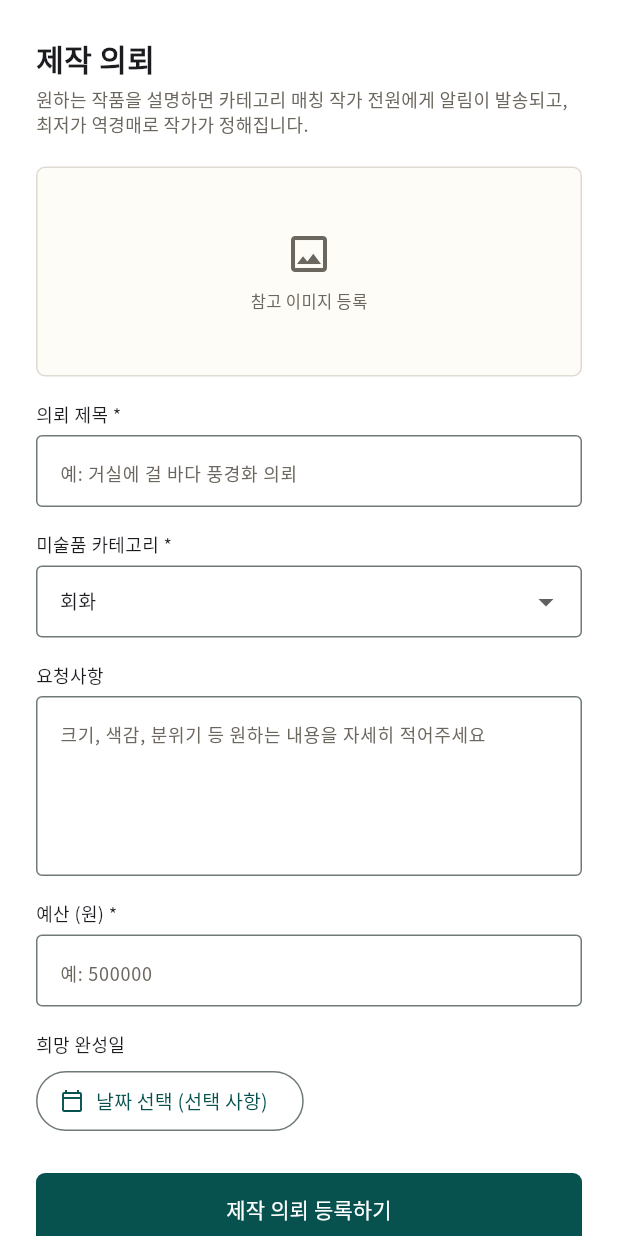
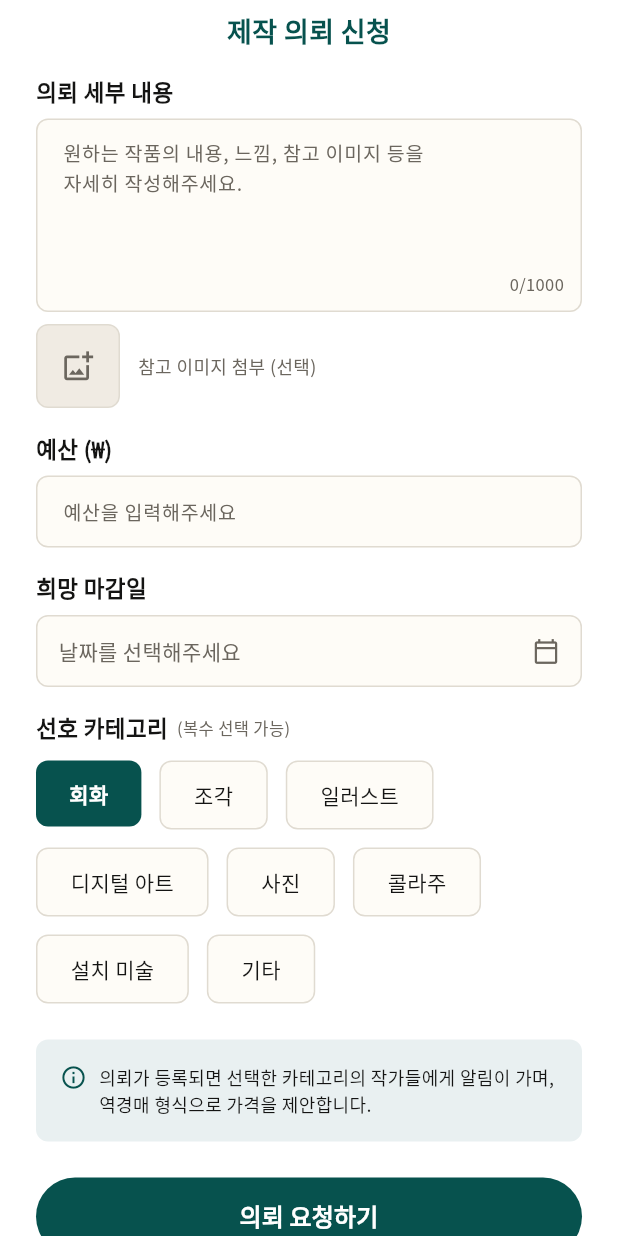
Before and after one commit to KYUNGWONS/ART_NARA, a Flutter app: the CommissionScreen widget shown alone on an empty page, opened directly, on a phone screen of 412 x 824 dp. Run offline on Flutter 3.47's test engine with Material 3 defaults, Android fonts, the phone set to English and light mode, and no system bars; our stand-ins replace geolocator, google_fonts, google_sign_in, image_picker, smooth_page_indicator; missing offline and left inert: flutter_naver_map, kakao_flutter_sdk, mobile_scanner; accounts and stored records are empty; network calls fail.

Commit message:
feat(frontend): redesign commission request per Figma
Co-Authored-By: Claude Fable 5 <noreply@anthropic.com>

```diff
--- a/frontend/lib/screens/commission_screen.dart
+++ b/frontend/lib/screens/commission_screen.dart
@@ -1,17 +1,18 @@
 import 'dart:io';
 
 import 'package:flutter/material.dart';
-
-import '../constants/dust_tokens.dart';
 import 'package:flutter/services.dart';
 import 'package:image_picker/image_picker.dart';
 
+import '../constants/dust_tokens.dart';
 import '../models/commission.dart';
 import '../services/commission_api_service.dart';
 import '../services/image_api_service.dart';
 
-const _categories = ['회화', '일러스트', '조소', '공예', '디지털 아트'];
+/// 선호 카테고리 (Figma 23:67 — 복수 선택 가능)
+const _categories = ['회화', '조각', '일러스트', '디지털 아트', '사진', '콜라주', '설치 미술', '기타'];
 
+/// 제작 의뢰 신청 — Figma 23:67 디자인.
 class CommissionScreen extends StatefulWidget {
   const CommissionScreen({super.key});
 
@@ -21,12 +22,10 @@ class CommissionScreen extends StatefulWidget {
 
 class _CommissionScreenState extends State<CommissionScreen> {
   final _api = const CommissionApiService();
-  final _formKey = GlobalKey<FormState>();
-  final _titleController = TextEditingController();
   final _descriptionController = TextEditingController();
   final _budgetController = TextEditingController();
 
-  String _category = _categories.first;
+  final Set<String> _selected = {'회화'};
   DateTime? _desiredDate;
   bool _submitting = false;
   List<Commission> _commissions = const [];
@@ -41,11 +40,11 @@ class _CommissionScreenState extends State<CommissionScreen> {
   void initState() {
     super.initState();
     _loadCommissions();
+    _descriptionController.addListener(() => setState(() {}));
   }
 
   @override
   void dispose() {
-    _titleController.dispose();
     _descriptionController.dispose();
     _budgetController.dispose();
     super.dispose();
@@ -95,24 +94,42 @@ class _CommissionScreenState extends State<CommissionScreen> {
   }
 
   Future<void> _submit() async {
-    if (!_formKey.currentState!.validate()) return;
+    final description = _descriptionController.text.trim();
+    if (description.isEmpty) {
+      _showMessage('의뢰 세부 내용을 작성해주세요');
+      return;
+    }
+    final budget = int.tryParse(_budgetController.text);
+    if (budget == null || budget <= 0) {
+      _showMessage('예산을 입력해주세요');
+      return;
+    }
+    if (_selected.isEmpty) {
+      _showMessage('선호 카테고리를 선택해주세요');
+      return;
+    }
     setState(() => _submitting = true);
     try {
+      // 제목은 세부 내용 첫 줄에서 만든다 (디자인에 별도 제목 필드 없음).
+      final firstLine = description.split('\n').first;
+      final title =
+          firstLine.length > 30 ? '${firstLine.substring(0, 30)}…' : firstLine;
+      // TODO(서버 연동): 백엔드가 단일 카테고리만 받으므로 첫 선택을 대표로 전송.
       final created = await _api.create(
-        title: _titleController.text.trim(),
-        description: _descriptionController.text.trim(),
-        category: _category,
-        budget: int.parse(_budgetController.text),
+        title: title,
+        description: description,
+        category: _selected.first,
+        budget: budget,
         desiredDate: _desiredDate?.toIso8601String().substring(0, 10),
         referenceImageUrl: _referenceImageUrl,
       );
       if (!mounted) return;
-      _formKey.currentState!.reset();
-      _titleController.clear();
       _descriptionController.clear();
       _budgetController.clear();
       setState(() {
-        _category = _categories.first;
+        _selected
+          ..clear()
+          ..add('회화');
         _desiredDate = null;
         _localImagePath = null;
         _referenceImageUrl = null;
@@ -135,142 +152,246 @@ class _CommissionScreenState extends State<CommissionScreen> {
 
   @override
   Widget build(BuildContext context) {
-    return Form(
-      key: _formKey,
-      child: ListView(
-        padding: const EdgeInsets.fromLTRB(24, 24, 24, 32),
+    return ListView(
+      padding: const EdgeInsets.fromLTRB(
+          DustSpacing.lg, DustSpacing.xs, DustSpacing.lg, DustSpacing.lg),
       children: [
-          const Text('제작 의뢰',
-              style: TextStyle(fontSize: 20, fontWeight: FontWeight.bold)),
-          const SizedBox(height: 4),
-          const Text('원하는 작품을 설명하면 카테고리 매칭 작가 전원에게 알림이 발송되고,\n최저가 역경매로 작가가 정해집니다.',
-              style: TextStyle(fontSize: 12, color: DustColors.textSecondary)),
-          const SizedBox(height: 20),
-          _ReferenceImageBox(
+        const Center(
+          child: Text('제작 의뢰 신청',
+              style: TextStyle(
+                  fontSize: 18,
+                  fontWeight: FontWeight.w700,
+                  color: DustColors.brandPrimary)),
+        ),
+        const SizedBox(height: DustSpacing.md),
+        const _FieldLabel('의뢰 세부 내용'),
+        Stack(
+          children: [
+            TextField(
+              controller: _descriptionController,
+              maxLines: 5,
+              maxLength: 1000,
+              style:
+                  const TextStyle(fontSize: 14, color: DustColors.textPrimary),
+              decoration: _decoration('원하는 작품의 내용, 느낌, 참고 이미지 등을\n자세히 작성해주세요.')
+                  .copyWith(counterText: ''),
+            ),
+            Positioned(
+              right: 12,
+              bottom: 10,
+              child: Text(
+                '${_descriptionController.text.length}/1000',
+                style: const TextStyle(
+                    fontSize: 11, color: DustColors.textSecondary),
+              ),
+            ),
+          ],
+        ),
+        const SizedBox(height: DustSpacing.xs),
+        _ReferenceImageRow(
           onTap: _uploadingImage ? null : _pickImage,
           localImagePath: _localImagePath,
           uploading: _uploadingImage,
         ),
-          const SizedBox(height: 16),
-          _LabeledField(
-            label: '의뢰 제목 *',
-            child: TextFormField(
-              controller: _titleController,
-              decoration: _inputDecoration('예: 거실에 걸 바다 풍경화 의뢰'),
-              validator: (value) =>
-                  (value == null || value.trim().isEmpty) ? '의뢰 제목은 필수입니다' : null,
-            ),
-          ),
-          _LabeledField(
-            label: '미술품 카테고리 *',
-            child: DropdownButtonFormField<String>(
-              initialValue: _category,
-              items: _categories
-                  .map((category) => DropdownMenuItem(
-                      value: category,
-                      child: Text(category, style: const TextStyle(fontSize: 13))))
-                  .toList(),
-              onChanged: (value) =>
-                  setState(() => _category = value ?? _categories.first),
-              decoration: _inputDecoration(''),
-            ),
-          ),
-          _LabeledField(
-            label: '요청사항',
-            child: TextFormField(
-              controller: _descriptionController,
-              maxLines: 4,
-              decoration: _inputDecoration('크기, 색감, 분위기 등 원하는 내용을 자세히 적어주세요'),
-            ),
-          ),
-          _LabeledField(
-            label: '예산 (원) *',
-            child: TextFormField(
+        const SizedBox(height: DustSpacing.md),
+        const _FieldLabel('예산 (₩)'),
+        TextField(
           controller: _budgetController,
           keyboardType: TextInputType.number,
           inputFormatters: [FilteringTextInputFormatter.digitsOnly],
-              decoration: _inputDecoration('예: 500000'),
-              validator: (value) {
-                final budget = int.tryParse(value ?? '');
-                if (budget == null || budget <= 0) return '예산을 입력해주세요';
-                return null;
-              },
+          style: const TextStyle(fontSize: 14, color: DustColors.textPrimary),
+          decoration: _decoration('예산을 입력해주세요'),
+        ),
+        const SizedBox(height: DustSpacing.md),
+        const _FieldLabel('희망 마감일'),
+        GestureDetector(
+          onTap: _pickDesiredDate,
+          child: Container(
+            height: 48,
+            padding: const EdgeInsets.symmetric(horizontal: 14),
+            decoration: BoxDecoration(
+              color: DustColors.bgSurface,
+              borderRadius: BorderRadius.circular(DustRadius.sm),
+              border: Border.all(color: DustColors.borderSoft),
+            ),
+            child: Row(
+              mainAxisAlignment: MainAxisAlignment.spaceBetween,
+              children: [
+                Text(
+                  _desiredDate == null
+                      ? '날짜를 선택해주세요'
+                      : _desiredDate!.toIso8601String().substring(0, 10),
+                  style: TextStyle(
+                    fontSize: 14,
+                    color: _desiredDate == null
+                        ? DustColors.textSecondary
+                        : DustColors.textPrimary,
                   ),
                 ),
-          _LabeledField(
-            label: '희망 완성일',
-            child: OutlinedButton.icon(
-              onPressed: _pickDesiredDate,
-              icon: const Icon(Icons.calendar_today_outlined, size: 16),
-              label: Text(
-                _desiredDate == null
-                    ? '날짜 선택 (선택 사항)'
-                    : _desiredDate!.toIso8601String().substring(0, 10),
-                style: const TextStyle(fontSize: 13),
+                const Icon(Icons.calendar_today_outlined,
+                    size: 18, color: DustColors.textSecondary),
+              ],
             ),
           ),
         ),
-          const SizedBox(height: 8),
-          FilledButton(
+        const SizedBox(height: DustSpacing.md),
+        const Row(
+          crossAxisAlignment: CrossAxisAlignment.end,
+          children: [
+            _FieldLabel('선호 카테고리', bottom: 0),
+            SizedBox(width: 6),
+            Padding(
+              padding: EdgeInsets.only(bottom: 1),
+              child: Text('(복수 선택 가능)',
+                  style: TextStyle(
+                      fontSize: 11, color: DustColors.textSecondary)),
+            ),
+          ],
+        ),
+        const SizedBox(height: DustSpacing.sm),
+        Wrap(
+          spacing: DustSpacing.sm,
+          runSpacing: DustSpacing.sm,
+          children: _categories.map((category) {
+            final active = _selected.contains(category);
+            return GestureDetector(
+              onTap: () => setState(() {
+                if (active) {
+                  _selected.remove(category);
+                } else {
+                  _selected.add(category);
+                }
+              }),
+              child: Container(
+                padding:
+                    const EdgeInsets.symmetric(horizontal: 22, vertical: 12),
+                decoration: BoxDecoration(
+                  color: active
+                      ? DustColors.brandPrimary
+                      : DustColors.bgSurface,
+                  borderRadius: BorderRadius.circular(DustRadius.sm),
+                  border: active
+                      ? null
+                      : Border.all(color: DustColors.borderSoft),
+                ),
+                child: Text(
+                  category,
+                  style: TextStyle(
+                    fontSize: 14,
+                    fontWeight: active ? FontWeight.w600 : FontWeight.w400,
+                    color: active
+                        ? DustColors.textOnBrand
+                        : DustColors.textPrimary,
+                  ),
+                ),
+              ),
+            );
+          }).toList(),
+        ),
+        const SizedBox(height: DustSpacing.lg),
+        // 안내 박스 (디자인: bg/info)
+        Container(
+          padding: const EdgeInsets.all(DustSpacing.md),
+          decoration: BoxDecoration(
+            color: DustColors.bgInfo,
+            borderRadius: BorderRadius.circular(DustRadius.sm),
+          ),
+          child: const Row(
+            crossAxisAlignment: CrossAxisAlignment.start,
+            children: [
+              Icon(Icons.info_outline,
+                  size: 18, color: DustColors.brandPrimary),
+              SizedBox(width: DustSpacing.xs),
+              Expanded(
+                child: Text(
+                  '의뢰가 등록되면 선택한 카테고리의 작가들에게 알림이 가며, 역경매 형식으로 가격을 제안합니다.',
+                  style: TextStyle(
+                      fontSize: 12,
+                      height: 1.5,
+                      color: DustColors.textPrimary),
+                ),
+              ),
+            ],
+          ),
+        ),
+        const SizedBox(height: DustSpacing.lg),
+        SizedBox(
+          height: 52,
+          child: FilledButton(
             onPressed: _submitting ? null : _submit,
             style: FilledButton.styleFrom(
               backgroundColor: DustColors.brandPrimary,
-              padding: const EdgeInsets.symmetric(vertical: 14),
+              foregroundColor: DustColors.textOnBrand,
               shape: RoundedRectangleBorder(
-                borderRadius: BorderRadius.circular(6),
+                  borderRadius: BorderRadius.circular(DustRadius.full)),
+            ),
+            child: Text(_submitting ? '등록 중...' : '의뢰 요청하기',
+                style: const TextStyle(
+                    fontSize: 16, fontWeight: FontWeight.w700)),
           ),
         ),
-            child: Text(_submitting ? '등록 중...' : '제작 의뢰 등록하기'),
-          ),
         if (_commissions.isNotEmpty) ...[
-            const SizedBox(height: 32),
+          const SizedBox(height: DustSpacing.lg * 1.5),
           const Text('내 의뢰 현황',
-                style: TextStyle(fontSize: 16, fontWeight: FontWeight.w600)),
-            const SizedBox(height: 12),
-            ..._commissions.map((commission) =>
-                _CommissionCard(commission: commission)),
+              style: TextStyle(
+                  fontSize: 16,
+                  fontWeight: FontWeight.w700,
+                  color: DustColors.textPrimary)),
+          const SizedBox(height: DustSpacing.sm),
+          ..._commissions
+              .map((commission) => _CommissionCard(commission: commission)),
         ],
       ],
-      ),
     );
   }
 
-  InputDecoration _inputDecoration(String hint) {
+  InputDecoration _decoration(String hint) {
     return InputDecoration(
       hintText: hint,
-      hintStyle: const TextStyle(fontSize: 12, color: DustColors.textSecondary),
-      border: const OutlineInputBorder(
-        borderRadius: BorderRadius.all(Radius.circular(4)),
+      hintStyle:
+          const TextStyle(fontSize: 13, color: DustColors.textSecondary),
+      filled: true,
+      fillColor: DustColors.bgSurface,
+      contentPadding:
+          const EdgeInsets.symmetric(horizontal: 14, vertical: 12),
+      border: OutlineInputBorder(
+        borderRadius: BorderRadius.circular(DustRadius.sm),
+        borderSide: const BorderSide(color: DustColors.borderSoft),
       ),
-      isDense: true,
-    );
-  }
-}
-
-class _LabeledField extends StatelessWidget {
-  const _LabeledField({required this.label, required this.child});
-
-  final String label;
-  final Widget child;
-
-  @override
-  Widget build(BuildContext context) {
-    return Padding(
-      padding: const EdgeInsets.only(bottom: 16),
-      child: Column(
-        crossAxisAlignment: CrossAxisAlignment.start,
-        children: [
-          Text(label, style: const TextStyle(fontSize: 12)),
-          const SizedBox(height: 6),
-          child,
-        ],
+      enabledBorder: OutlineInputBorder(
+        borderRadius: BorderRadius.circular(DustRadius.sm),
+        borderSide: const BorderSide(color: DustColors.borderSoft),
+      ),
+      focusedBorder: OutlineInputBorder(
+        borderRadius: BorderRadius.circular(DustRadius.sm),
+        borderSide: const BorderSide(color: DustColors.brandPrimary),
       ),
     );
   }
 }
 
-class _ReferenceImageBox extends StatelessWidget {
-  const _ReferenceImageBox({
+class _FieldLabel extends StatelessWidget {
+  const _FieldLabel(this.text, {this.bottom = DustSpacing.xs});
+
+  final String text;
+  final double bottom;
+
+  @override
+  Widget build(BuildContext context) {
+    return Padding(
+      padding: EdgeInsets.only(bottom: bottom),
+      child: Text(text,
+          style: const TextStyle(
+              fontSize: 15,
+              fontWeight: FontWeight.w700,
+              color: DustColors.textPrimary)),
+    );
+  }
+}
+
+/// 참고 이미지 첨부 (선택) — 첨부되면 썸네일 표시
+class _ReferenceImageRow extends StatelessWidget {
+  const _ReferenceImageRow({
     required this.onTap,
     required this.localImagePath,
     required this.uploading,
@@ -284,15 +405,17 @@ class _ReferenceImageBox extends StatelessWidget {
   Widget build(BuildContext context) {
     return GestureDetector(
       onTap: onTap,
-      child: Container(
-        height: 140,
-        width: double.infinity,
+      child: Row(
+        children: [
+          Container(
+            width: 56,
+            height: 56,
             alignment: Alignment.center,
             clipBehavior: Clip.antiAlias,
             decoration: BoxDecoration(
-          color: DustColors.bgSurface,
+              color: DustColors.bgSubtle,
+              borderRadius: BorderRadius.circular(DustRadius.sm),
               border: Border.all(color: DustColors.borderSoft),
-          borderRadius: BorderRadius.circular(6),
             ),
             child: localImagePath != null
                 ? Stack(
@@ -303,22 +426,23 @@ class _ReferenceImageBox extends StatelessWidget {
                         Container(
                           color: Colors.black38,
                           alignment: Alignment.center,
-                      child: const CircularProgressIndicator(
-                          color: Colors.white),
+                          child: const SizedBox(
+                            width: 18,
+                            height: 18,
+                            child: CircularProgressIndicator(
+                                strokeWidth: 2, color: Colors.white),
+                          ),
                         ),
                     ],
                   )
-            : Column(
-                mainAxisAlignment: MainAxisAlignment.center,
-                children: const [
-                  Icon(Icons.image_outlined,
-                      size: 32, color: DustColors.textSecondary),
-                  SizedBox(height: 8),
-                  Text('참고 이미지 등록',
+                : const Icon(Icons.add_photo_alternate_outlined,
+                    size: 22, color: DustColors.textSecondary),
+          ),
+          const SizedBox(width: DustSpacing.sm),
+          const Text('참고 이미지 첨부 (선택)',
               style:
-                          TextStyle(fontSize: 11, color: DustColors.textSecondary)),
+                  TextStyle(fontSize: 12, color: DustColors.textSecondary)),
         ],
-              ),
       ),
     );
   }
@@ -332,11 +456,12 @@ class _CommissionCard extends StatelessWidget {
   @override
   Widget build(BuildContext context) {
     return Container(
-      margin: const EdgeInsets.only(bottom: 12),
-      padding: const EdgeInsets.all(13),
+      margin: const EdgeInsets.only(bottom: DustSpacing.sm),
+      padding: const EdgeInsets.all(DustSpacing.md),
       decoration: BoxDecoration(
+        color: DustColors.bgSurface,
+        borderRadius: BorderRadius.circular(DustRadius.md),
         border: Border.all(color: DustColors.borderSoft),
-        borderRadius: BorderRadius.circular(6),
       ),
       child: Column(
         crossAxisAlignment: CrossAxisAlignment.start,
@@ -346,31 +471,32 @@ class _CommissionCard extends StatelessWidget {
               if (commission.referenceImageUrl.isNotEmpty) ...[
                 ClipRRect(
                   borderRadius: BorderRadius.circular(4),
-                  child: Image.network(
-                    commission.referenceImageUrl,
+                  child: Image.network(commission.referenceImageUrl,
                       width: 36,
                       height: 36,
                       fit: BoxFit.cover,
                       errorBuilder: (_, _, _) =>
-                        const SizedBox(width: 36, height: 36),
+                          const SizedBox(width: 36, height: 36)),
                 ),
-                ),
-                const SizedBox(width: 8),
+                const SizedBox(width: DustSpacing.xs),
               ],
               Expanded(
                 child: Text(commission.title,
                     style: const TextStyle(
-                        fontSize: 13, fontWeight: FontWeight.w600)),
+                        fontSize: 13,
+                        fontWeight: FontWeight.w600,
+                        color: DustColors.textPrimary)),
               ),
               Container(
                 padding:
                     const EdgeInsets.symmetric(horizontal: 8, vertical: 4),
                 decoration: BoxDecoration(
-                  color: DustColors.bgSubtle,
+                  color: DustColors.bgInfo,
                   borderRadius: BorderRadius.circular(4),
                 ),
                 child: Text(commission.status,
-                    style: const TextStyle(fontSize: 11)),
+                    style: const TextStyle(
+                        fontSize: 11, color: DustColors.brandPrimary)),
               ),
             ],
           ),
@@ -378,18 +504,20 @@ class _CommissionCard extends StatelessWidget {
           Text(
             '${commission.category} · 예산 ₩${commission.budget}'
             '${commission.desiredDate != null ? ' · 희망일 ${commission.desiredDate}' : ''}',
-            style: const TextStyle(fontSize: 11, color: DustColors.textSecondary),
+            style: const TextStyle(
+                fontSize: 11, color: DustColors.textSecondary),
           ),
           const SizedBox(height: 4),
           Text(
             '작가 ${commission.notifiedArtistCount}명에게 알림 발송'
             '${commission.lowestOffer != null ? ' · 현재 최저 제안 ₩${commission.lowestOffer}' : ''}',
-            style: const TextStyle(fontSize: 11, color: DustColors.textSecondary),
+            style: const TextStyle(
+                fontSize: 11, color: DustColors.textSecondary),
           ),
           if (commission.offers.isNotEmpty) ...[
-            const SizedBox(height: 8),
+            const SizedBox(height: DustSpacing.xs),
             const Divider(height: 1, color: DustColors.borderSoft),
-            const SizedBox(height: 8),
+            const SizedBox(height: DustSpacing.xs),
             ...commission.offers.map(
               (offer) => Padding(
                 padding: const EdgeInsets.only(bottom: 6),
@@ -399,16 +527,19 @@ class _CommissionCard extends StatelessWidget {
                     Expanded(
                       child: Text(
                         '${offer.artistName} · ${offer.message}',
-                        style: const TextStyle(fontSize: 11),
+                        style: const TextStyle(
+                            fontSize: 11, color: DustColors.textPrimary),
                         maxLines: 2,
                         overflow: TextOverflow.ellipsis,
                       ),
                     ),
-                    const SizedBox(width: 8),
+                    const SizedBox(width: DustSpacing.xs),
                     Text('₩${offer.amount}',
                         style: const TextStyle(
-                            fontSize: 11, fontWeight: FontWeight.w600)),
-                    const SizedBox(width: 8),
+                            fontSize: 11,
+                            fontWeight: FontWeight.w600,
+                            color: DustColors.textPrimary)),
+                    const SizedBox(width: DustSpacing.xs),
                     Text(offer.offerTime,
                         style: const TextStyle(
                             fontSize: 10, color: DustColors.textSecondary)),
```
Lines whose indentation alone changed are shown as unchanged.
